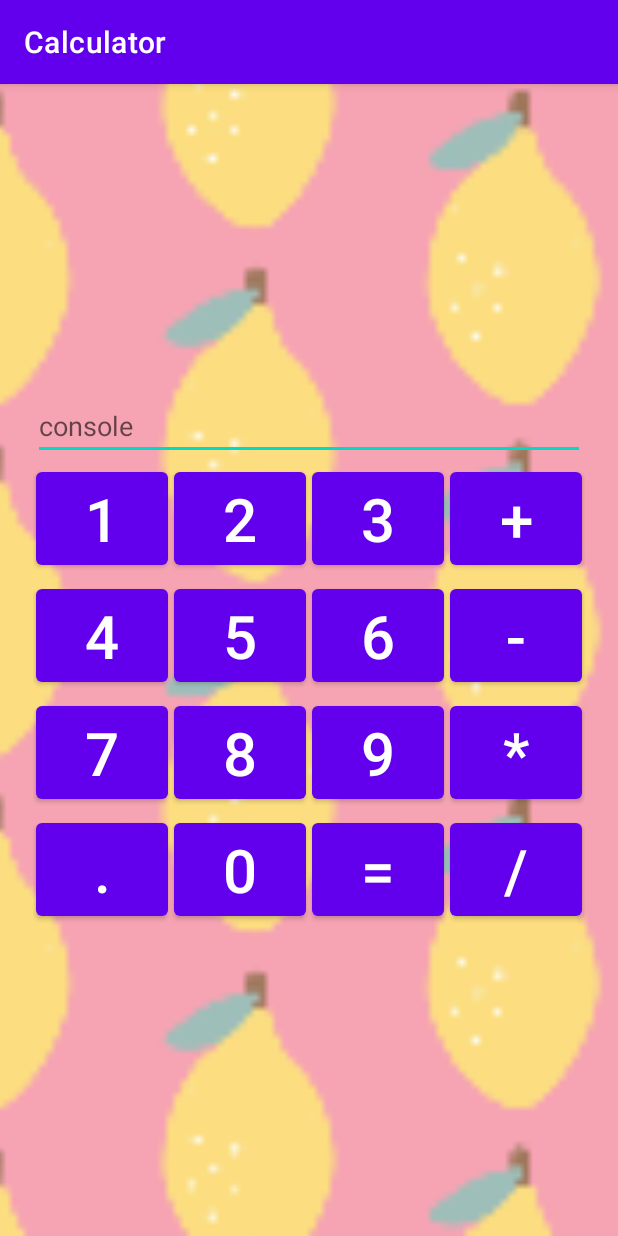
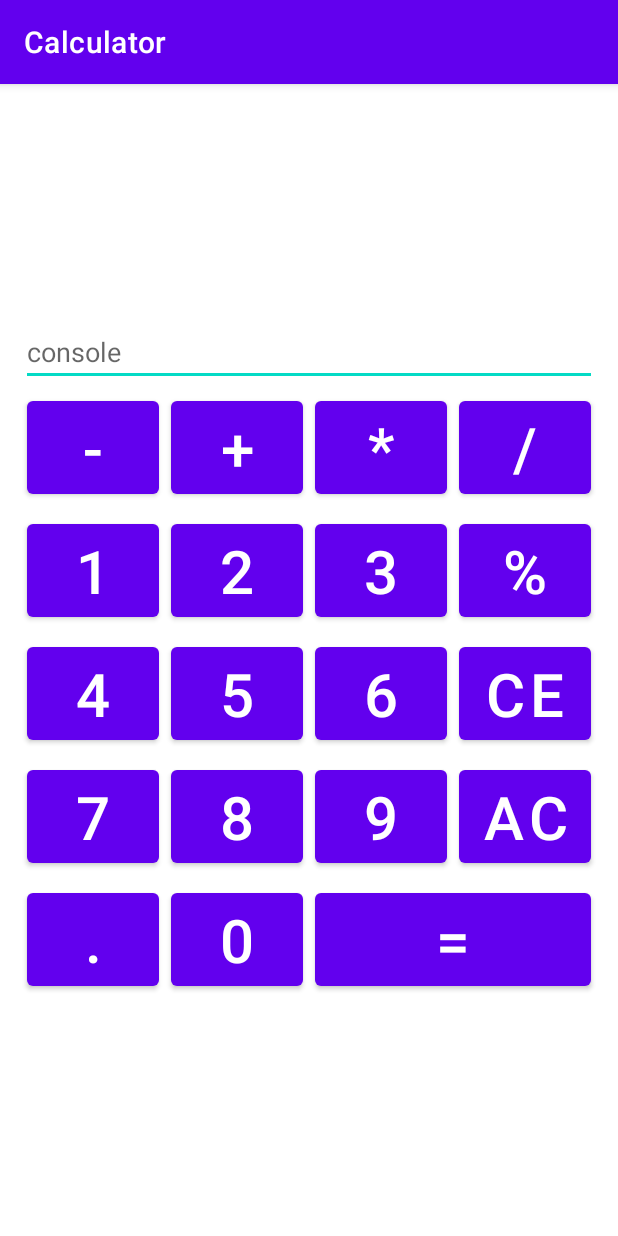
Before and after one commit to Amina1000/Calculator, an Android app: the screen it shows after launch (MainActivity before the commit, Calculator after it), on a phone screen of 412 x 824 dp. Run offline under Robolectric (Android 15) with nearby library versions, the light colour scheme and no system bars.

Commit message:
Урок 3: 1. Напишите обработку каждой кнопки из макета калькулятора. 2. Создайте объект с данными и операциями калькулятора. Продумайте, каким образом будете хранить введённые пользователем данные.

```diff
--- a/app/src/main/AndroidManifest.xml
+++ b/app/src/main/AndroidManifest.xml
@@ -16,6 +16,8 @@
                 <category android:name="android.intent.category.LAUNCHER" />
             </intent-filter>
         </activity>
+        <activity android:name=".Calculator"/>
+
     </application>
 
 </manifest>
--- a/app/src/main/java/com/example/calculator/MainActivity.java
+++ b/app/src/main/java/com/example/calculator/MainActivity.java
@@ -1,14 +1,52 @@
 package com.example.calculator;
 
+import androidx.annotation.NonNull;
 import androidx.appcompat.app.AppCompatActivity;
 
+import android.content.Intent;
 import android.os.Bundle;
+import android.util.Log;
+import android.widget.ProgressBar;
 
 public class MainActivity extends AppCompatActivity {
 
+    public static final String TAG ="@@@Calculator";
+    public static final String INCREMENT_KEY = "increment_key";
+    private int increment;
+
     @Override
     protected void onCreate(Bundle savedInstanceState) {
+
         super.onCreate(savedInstanceState);
         setContentView(R.layout.activity_main);
+        Log.d(TAG,"onCreate");
+
+        if (savedInstanceState!= null && savedInstanceState.containsKey(INCREMENT_KEY)){
+            increment = savedInstanceState.getInt(INCREMENT_KEY);
+        }else{
+            increment =0;
+        }
+
+        ProgressBar progressBar = findViewById(R.id.progressBar1);
+        Intent intent = new Intent(this, Calculator.class);
+        for (int i = 0; i < 10; i++) {
+            increment = i;
+            progressBar.setProgress(increment);
+            if (increment == 9) {
+                intent.putExtra(INCREMENT_KEY,increment);
+                startActivity(intent);
+            }
+        }
+    }
+
+    @Override
+    protected void onRestoreInstanceState(@NonNull Bundle savedInstanceState) {
+        super.onRestoreInstanceState(savedInstanceState);
+    }
+
+    @Override
+    public void onSaveInstanceState(@NonNull Bundle outState) {
+        outState.putInt(INCREMENT_KEY,increment);
+        super.onSaveInstanceState(outState);
     }
 }
--- /dev/null
+++ b/app/src/main/java/com/example/calculator/Operations.java
@@ -0,0 +1,16 @@
+package com.example.calculator;
+
+/**
+ * homework com.example.calculator
+ *
+ * @author Amina
+ * 24.05.2021
+ */
+public enum Operations {
+    PERCENT,
+    DIVIDE,
+    MULTIPLY,
+    MINUS,
+    PLUS,
+    RESULT
+}
--- a/app/src/main/res/layout/activity_calc_grid.xml
+++ b/app/src/main/res/layout/activity_calc_grid.xml
@@ -2,30 +2,13 @@
 <FrameLayout xmlns:android="http://schemas.android.com/apk/res/android"
     xmlns:app="http://schemas.android.com/apk/res-auto"
     android:layout_width="match_parent"
-    android:layout_height="match_parent"
-
-    >
-
-
-    <ImageView
-        android:id="@+id/imageView"
-        android:layout_width="match_parent"
-        android:layout_height="match_parent"
-        android:src="@mipmap/ic_calc_background_limon_foreground"
-        android:layout_alignParentTop="true"
-        android:scaleType="centerCrop"
-
-
-        />
+    android:layout_height="match_parent">
 
     <LinearLayout
-
         android:layout_width="wrap_content"
         android:layout_height="wrap_content"
         android:layout_gravity="center"
         android:orientation="vertical">
-
-
         <EditText
             android:id="@+id/console"
             android:layout_width="match_parent"
@@ -33,140 +16,183 @@
             android:ems="24"
             android:hint="@string/_console"
             android:inputType="numberDecimal" />
-
         <GridLayout
             android:layout_width="wrap_content"
             android:layout_height="wrap_content"
+            android:columnCount="4">
 
-            android:columnCount="4">
+            <Button
+                android:id="@+id/button_minus"
+                android:layout_width="wrap_content"
+                android:layout_height="wrap_content"
+                android:layout_margin="@dimen/margin"
+                android:onClick="calcOperation"
+                android:text="@string/_minus"
+                android:textSize="@dimen/button_text" />
+
+            <Button
+                android:id="@+id/button_plus"
+                android:layout_width="wrap_content"
+                android:layout_height="wrap_content"
+                android:layout_margin="@dimen/margin"
+                android:onClick="calcOperation"
+                android:text="@string/_plus"
+                android:textSize="@dimen/button_text" />
+
+            <Button
+                android:id="@+id/button_multiply"
+                android:layout_width="wrap_content"
+                android:layout_height="wrap_content"
+                android:layout_margin="@dimen/margin"
+                android:onClick="calcOperation"
+                android:text="@string/_multiply"
+                android:textSize="@dimen/button_text" />
+
+            <Button
+                android:id="@+id/button_divide"
+                android:layout_width="wrap_content"
+                android:layout_height="wrap_content"
+                android:layout_margin="@dimen/margin"
+                android:onClick="calcOperation"
+                android:text="@string/_divide"
+                android:textSize="@dimen/button_text" />
 
             <Button
                 android:id="@+id/button_1"
                 android:layout_width="wrap_content"
                 android:layout_height="wrap_content"
+                android:layout_margin="@dimen/margin"
+                android:onClick="setNumberOperation"
                 android:text="@string/_1"
-                android:textSize="@dimen/button_text"
-                android:layout_margin="@dimen/margin"/>
+                android:textSize="@dimen/button_text" />
 
             <Button
                 android:id="@+id/button_2"
                 android:layout_width="wrap_content"
                 android:layout_height="wrap_content"
+                android:layout_margin="@dimen/margin"
+                android:onClick="setNumberOperation"
                 android:text="@string/_2"
-                android:textSize="@dimen/button_text"
-                android:layout_margin="@dimen/margin"/>
+                android:textSize="@dimen/button_text" />
 
             <Button
                 android:id="@+id/button_3"
                 android:layout_width="wrap_content"
                 android:layout_height="wrap_content"
+                android:layout_margin="@dimen/margin"
+                android:onClick="setNumberOperation"
                 android:text="@string/_3"
-                android:textSize="@dimen/button_text"
-                android:layout_margin="@dimen/margin"/>
+                android:textSize="@dimen/button_text" />
 
             <Button
-                android:id="@+id/button_plus"
+                android:id="@+id/button_percent"
                 android:layout_width="wrap_content"
                 android:layout_height="wrap_content"
-                android:text="@string/_plus"
-                android:textSize="@dimen/button_text"
-                android:layout_margin="@dimen/margin"/>
+                android:layout_margin="@dimen/margin"
+                android:onClick="calcOperation"
+                android:text="@string/_percent"
+                android:textSize="@dimen/button_text" />
 
             <Button
                 android:id="@+id/button_4"
                 android:layout_width="wrap_content"
                 android:layout_height="wrap_content"
+                android:layout_margin="@dimen/margin"
+                android:onClick="setNumberOperation"
                 android:text="@string/_4"
-                android:textSize="@dimen/button_text"
-                android:layout_margin="@dimen/margin"/>
+                android:textSize="@dimen/button_text" />
 
             <Button
                 android:id="@+id/button_5"
                 android:layout_width="wrap_content"
                 android:layout_height="wrap_content"
+                android:layout_margin="@dimen/margin"
+                android:onClick="setNumberOperation"
                 android:text="@string/_5"
-                android:textSize="@dimen/button_text"
-                android:layout_margin="@dimen/margin"/>
+                android:textSize="@dimen/button_text" />
 
             <Button
                 android:id="@+id/button_6"
                 android:layout_width="wrap_content"
                 android:layout_height="wrap_content"
+                android:layout_margin="@dimen/margin"
+                android:onClick="setNumberOperation"
                 android:text="@string/_6"
-                android:textSize="@dimen/button_text"
-                android:layout_margin="@dimen/margin"/>
+                android:textSize="@dimen/button_text" />
 
             <Button
-                android:id="@+id/button_minus"
+                android:id="@+id/button_ce"
                 android:layout_width="wrap_content"
                 android:layout_height="wrap_content"
-                android:text="@string/_minus"
-                android:textSize="@dimen/button_text"
-                android:layout_margin="@dimen/margin"/>
+                android:layout_row="0"
+                android:layout_margin="@dimen/margin"
+                android:onClick="calcOperation"
+                android:text="@string/_clear_one"
+                android:textSize="@dimen/button_text" />
 
             <Button
                 android:id="@+id/button_7"
                 android:layout_width="wrap_content"
                 android:layout_height="wrap_content"
+                android:layout_margin="@dimen/margin"
+                android:onClick="setNumberOperation"
                 android:text="@string/_7"
-                android:textSize="@dimen/button_text"
-                android:layout_margin="@dimen/margin"/>
+                android:textSize="@dimen/button_text" />
 
             <Button
                 android:id="@+id/button_8"
                 android:layout_width="wrap_content"
                 android:layout_height="wrap_content"
+                android:layout_margin="@dimen/margin"
+                android:onClick="setNumberOperation"
                 android:text="@string/_8"
-                android:textSize="@dimen/button_text"
-                android:layout_margin="@dimen/margin"/>
+                android:textSize="@dimen/button_text" />
 
             <Button
                 android:id="@+id/button_9"
                 android:layout_width="wrap_content"
                 android:layout_height="wrap_content"
+                android:layout_margin="@dimen/margin"
+                android:onClick="setNumberOperation"
                 android:text="@string/_9"
-                android:textSize="@dimen/button_text"
-                android:layout_margin="@dimen/margin"/>
+                android:textSize="@dimen/button_text" />
 
             <Button
-                android:id="@+id/button_multiply"
+                android:id="@+id/button_ac"
                 android:layout_width="wrap_content"
                 android:layout_height="wrap_content"
-                android:text="@string/_multiply"
-                android:textSize="@dimen/button_text"
-                android:layout_margin="@dimen/margin"/>
-
+                android:layout_margin="@dimen/margin"
+                android:onClick="calcOperation"
+                android:text="@string/_clear_all"
+                android:textSize="@dimen/button_text" />
             <Button
                 android:id="@+id/button_point"
                 android:layout_width="wrap_content"
                 android:layout_height="wrap_content"
+                android:layout_margin="@dimen/margin"
+                android:onClick="setNumberOperation"
                 android:text="@string/_point"
-                android:textSize="@dimen/button_text"
-                android:layout_margin="@dimen/margin"/>
+                android:textSize="@dimen/button_text" />
 
             <Button
                 android:id="@+id/button_0"
                 android:layout_width="wrap_content"
                 android:layout_height="wrap_content"
+                android:layout_margin="@dimen/margin"
+                android:onClick="setNumberOperation"
                 android:text="@string/_0"
-                android:textSize="@dimen/button_text"
-                android:layout_margin="@dimen/margin"/>
+                android:textSize="@dimen/button_text" />
 
             <Button
                 android:id="@+id/button_result"
                 android:layout_width="wrap_content"
                 android:layout_height="wrap_content"
+                android:layout_margin="@dimen/margin"
+                android:onClick="calcOperation"
+                android:layout_columnSpan="2"
+                android:layout_gravity="fill"
                 android:text="@string/_result"
-                android:textSize="@dimen/button_text"
-                android:layout_margin="@dimen/margin"/>
-
-            <Button
-                android:id="@+id/button_divide"
-                android:layout_width="wrap_content"
-                android:layout_height="wrap_content"
-                android:text="@string/_divide"
-                android:textSize="@dimen/button_text"
-                android:layout_margin="@dimen/margin"/>
+                android:textSize="@dimen/button_text" />
 
         </GridLayout>
     </LinearLayout>
--- a/app/src/main/res/values/dimen.xml
+++ b/app/src/main/res/values/dimen.xml
@@ -1,5 +1,5 @@
 <?xml version="1.0" encoding="utf-8"?>
 <resources>
     <dimen name="button_text">40sp</dimen>
-    <dimen name="margin">2dp</dimen>
+    <dimen name="margin">4dp</dimen>
 </resources>
--- a/app/src/main/res/values/strings.xml
+++ b/app/src/main/res/values/strings.xml
@@ -15,7 +15,10 @@
     <string name="_multiply">*</string>
     <string name="_divide">/</string>
     <string name="_result">=</string>
-    <string name="_clear">C</string>
+    <string name="_clear_one">ce</string>
+    <string name="_clear_all">ac</string>
+    <string name="_percent">%</string>
     <string name="_point">.</string>
+    <string name="_load">loading…</string>
     <string name="_console">console</string>
 </resources>
```
Also changed, not shown: app/src/main/java/com/example/calculator/Calculator.java (added, +73 -0 lines), app/src/main/java/com/example/calculator/DataCalculator.java (added, +112 -0 lines), app/src/main/res/layout/activity_main.xml (+24 -4 lines), 4 other files.
